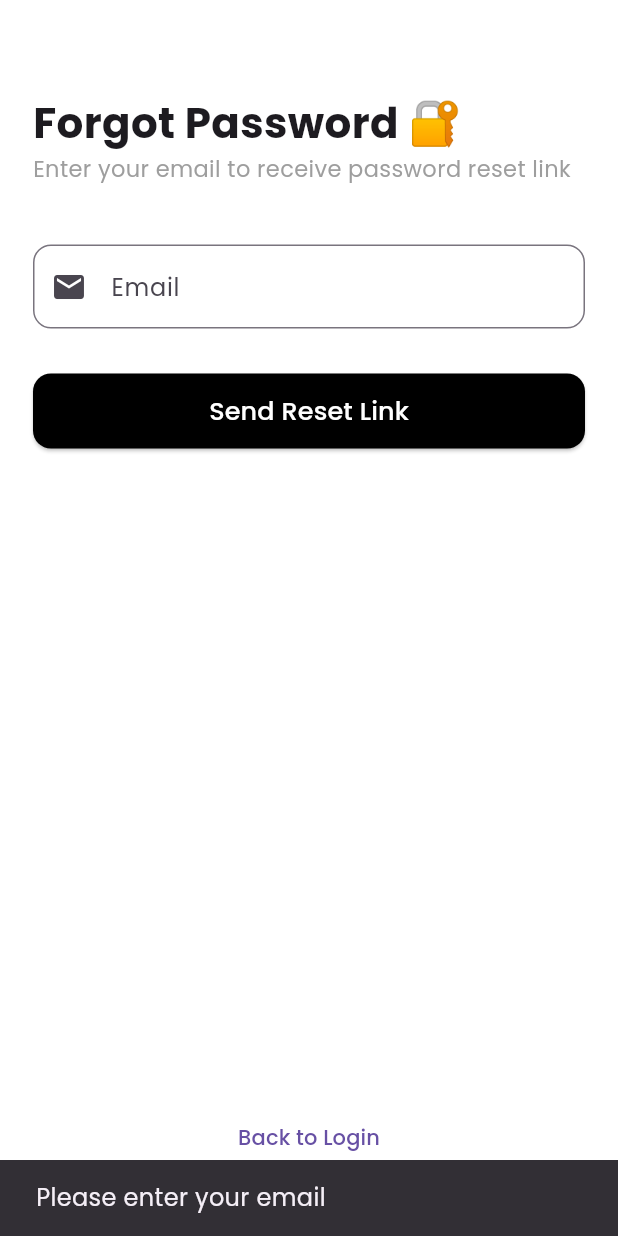
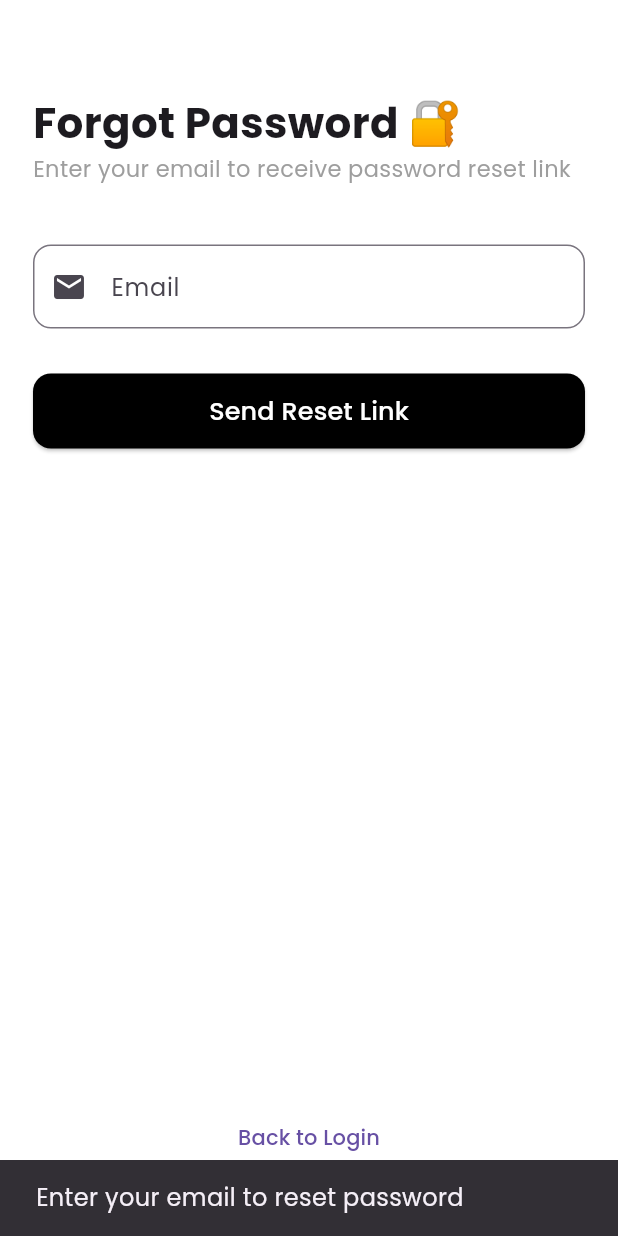
Before and after one commit to kkatti419-ux/staffora, a Flutter app: the ForgotPasswordScreen screen opened by its route, after a tap on "Send Reset Link", on a phone screen of 412 x 824 dp. Run offline on Flutter 3.47's test engine with Material 3 defaults, Android fonts, the phone set to English and light mode, and no system bars; our stand-ins replace cloud_firestore, firebase_auth, firebase_core, firebase_messaging, firebase_storage, fl_chart and 5 more; missing offline and left inert: firebase_app_check; accounts and stored records are empty; network calls fail.

Commit message:
feat: Enhance password reset and logout functionality in authentication flow

```diff
--- a/lib/presentation/auth/views/forgot_password.dart
+++ b/lib/presentation/auth/views/forgot_password.dart
@@ -1,3 +1,4 @@
+import 'package:firebase_auth/firebase_auth.dart';
 import 'package:flutter/material.dart';
 import 'package:google_fonts/google_fonts.dart';
 import 'package:go_router/go_router.dart';
@@ -14,46 +15,28 @@ class _ForgotPasswordScreenState extends State<ForgotPasswordScreen> {
   final emailCtrl = TextEditingController();
   final FirebaseAuthService _authService = FirebaseAuthService();
   bool loading = false;
-
-  Future<void> resetPassword() async {
+  Future<void> _openForgotPassword() async {
     if (emailCtrl.text.isEmpty) {
       ScaffoldMessenger.of(context).showSnackBar(
-        const SnackBar(content: Text("Please enter your email")),
+        const SnackBar(content: Text("Enter your email to reset password")),
       );
       return;
     }
 
-    setState(() => loading = true);
+    try {
+      await FirebaseAuth.instance.sendPasswordResetEmail(
+        email: emailCtrl.text.trim(),
+      );
 
-    try {
-      String result = await _authService.sendPasswordResetEmail(emailCtrl.text);
-
-      if (result == "success") {
-        if (mounted) {
-          ScaffoldMessenger.of(context).showSnackBar(
-            const SnackBar(
-              content: Text("Password reset email sent! Check your inbox."),
-            ),
-          );
-          context.pop(); // Go back to login
-        }
-      } else {
-        if (mounted) {
-          ScaffoldMessenger.of(context).showSnackBar(
-            SnackBar(content: Text(result)),
-          );
-        }
-      }
+      ScaffoldMessenger.of(context).showSnackBar(
+        const SnackBar(
+          content: Text("Password reset link sent to your email"),
+        ),
+      );
     } catch (e) {
-      if (mounted) {
-        ScaffoldMessenger.of(context).showSnackBar(
-          SnackBar(content: Text(e.toString())),
-        );
-      }
-    }
-
-    if (mounted) {
-      setState(() => loading = false);
+      ScaffoldMessenger.of(context).showSnackBar(
+        SnackBar(content: Text("Error: ${e.toString()}")),
+      );
     }
   }
 
@@ -104,7 +87,7 @@ class _ForgotPasswordScreenState extends State<ForgotPasswordScreen> {
                 width: double.infinity,
                 height: 50,
                 child: ElevatedButton(
-                  onPressed: loading ? null : resetPassword,
+                  onPressed: loading ? null : _openForgotPassword,
                   style: ElevatedButton.styleFrom(
                     backgroundColor: Colors.black,
                     shape: RoundedRectangleBorder(
```
Also changed, not shown: lib/presentation/auth/views/login_screen.dart (+18 -0 lines), lib/presentation/dashboard/views/dashboard_screen.dart (+54 -2 lines).
